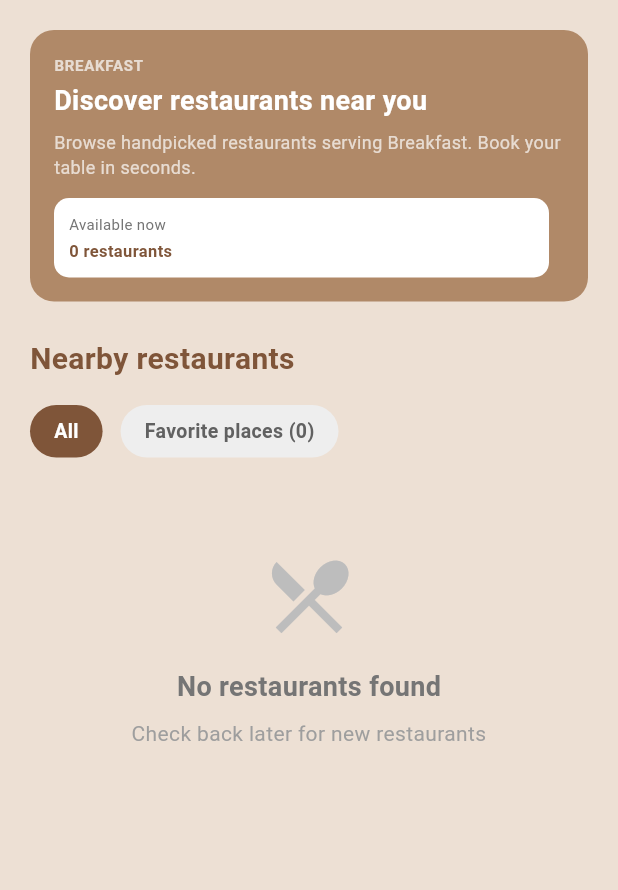
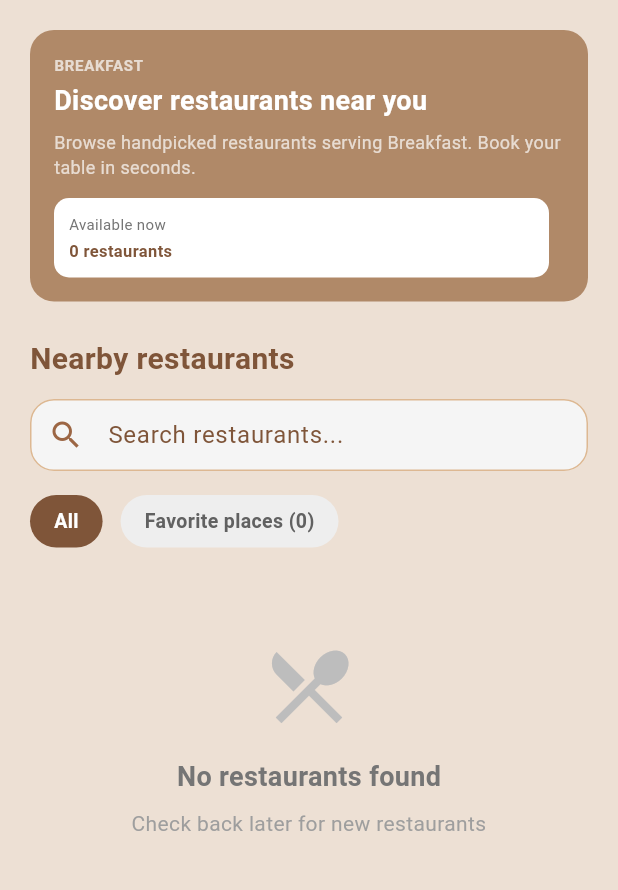
Before and after one commit to GannaWessam/Restaurant-reservation-app, a Flutter app: the RestaurantsListScreen screen opened by its route, on a phone screen of 412 x 824 dp, the part 102-992 px from its top. Run offline on Flutter 3.47's test engine with Material 3 defaults, Android fonts, the phone set to English and light mode, and no system bars; our stand-ins replace cloud_firestore, dio, firebase_auth, firebase_core, firebase_messaging, flutter_local_notifications and 2 more; accounts and stored records are empty; Roboto replaces fonts that are missing (Cairo, Tajawal).

Commit message:
add search in re names

```diff
--- a/lib/controllers/restaurants_list_controller.dart
+++ b/lib/controllers/restaurants_list_controller.dart
@@ -13,6 +13,8 @@ class RestaurantsListController extends GetxController {
   final RxString selectedFilter = 'All'.obs;
   final RxList<RestaurantModel> restaurants = <RestaurantModel>[].obs;
   final RxBool isLoading = false.obs;
+   final RxString searchQuery = ''.obs;
+
 
   // Internal state (not reactive - only used for logic)
   String _currentCategory = '';
@@ -32,6 +34,8 @@ class RestaurantsListController extends GetxController {
 
     _currentCategory = category;
     isLoading.value = true;
+     searchQuery.value = '';
+
 
     try {
       final List<RestaurantModel> loadedRestaurants =
@@ -306,11 +310,23 @@ class RestaurantsListController extends GetxController {
   };
 
   // Get filtered restaurants (uses reactive restaurants list)
-  List<RestaurantModel> getFilteredRestaurants() {
+List<RestaurantModel> getFilteredRestaurants() {
+    List<RestaurantModel> list = restaurants.toList();
+
     if (selectedFilter.value == 'Favorite places') {
-      return _favoritesController.filterFavorites(restaurants, (r) => r.id);
+      list = list.where((r) => _favoritesController.isFavorite(r.id)).toList();
     }
-    return restaurants;
+
+    if (searchQuery.value.isNotEmpty) {
+      final query = searchQuery.value.toLowerCase();
+      list = list
+          .where(
+            (r) => r.name.toLowerCase().contains(query),
+          )
+          .toList();
+    }
+
+    return list;
   }
 
   // Get favorite count for current restaurants
@@ -334,4 +350,9 @@ class RestaurantsListController extends GetxController {
   Future<void> toggleFavorite(String restaurantId) async {
     await _favoritesController.toggleFavorite(restaurantId);
   }
+
+   void setSearchQuery(String value) {
+    searchQuery.value = value;
+  }
+
 }
--- a/lib/pages/restaurants_list_screen.dart
+++ b/lib/pages/restaurants_list_screen.dart
@@ -295,7 +295,22 @@ class RestaurantsListScreen extends GetView<RestaurantsListController> {
                     color: Theme.of(context).colorScheme.secondary,
                   ),
                 ),
+                 const SizedBox(height: 12),
 
+                TextField(
+                  onChanged: controller.setSearchQuery,
+                  decoration: InputDecoration(
+                    hintText: 'Search restaurants...',
+                    prefixIcon: const Icon(Icons.search),
+                    filled: true,
+                    fillColor: Colors.grey[100],
+                    contentPadding: const EdgeInsets.symmetric(vertical: 12),
+                    border: OutlineInputBorder(
+                      borderRadius: BorderRadius.circular(14),
+                      borderSide: BorderSide.none,
+                    ),
+                  ),
+                ),
                 const SizedBox(height: 16),
 
                 // Filter Chips
```
